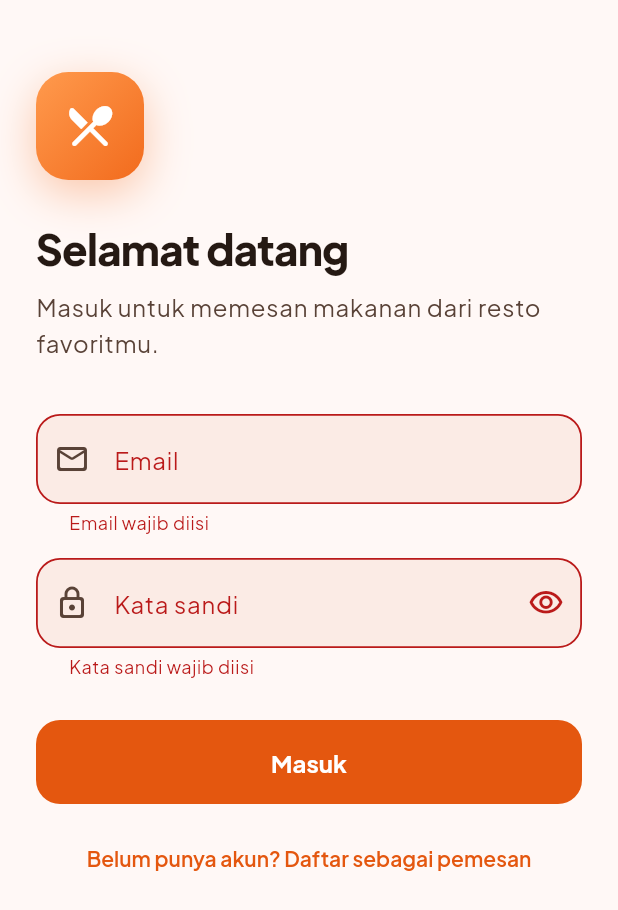
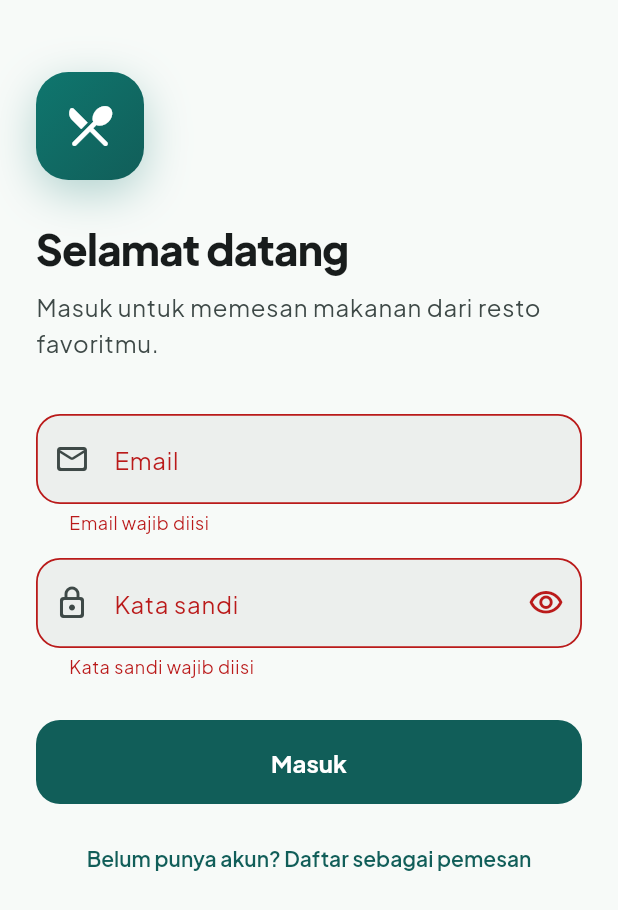
Before and after one commit to adnanardiansyah/Project-Akhir, a Flutter app: the screen it shows after launch, after a tap on "Masuk", on a phone screen of 412 x 824 dp. Shown: the top 910 px of the screen. Run offline on Flutter 3.47's test engine with Material 3 defaults, Android fonts, the phone set to English and light mode, and no system bars; our stand-ins replace cloud_firestore, firebase_auth, firebase_core, geolocator; accounts and stored records are empty.

Commit message:
ui: refresh app palette with emerald tones

```diff
--- a/lib/theme/app_theme.dart
+++ b/lib/theme/app_theme.dart
@@ -1,14 +1,14 @@
 import 'package:flutter/material.dart';
 import 'package:flutter/services.dart';
 
-// Warna merek: oranye hangat yang identik dengan makanan
-const Color brandOrange = Color(0xFFF26B1D);
+// Warna merek: hijau-teal yang memberi kesan segar dan profesional.
+const Color brandGreen = Color(0xFF0F766E);
 
-// Hijau penanda berhasil dan lunas
-const Color successGreen = Color(0xFF1F9D55);
+// Hijau lebih gelap untuk tombol utama dan label merek.
+const Color brandGreenDeep = Color(0xFF115E59);
 
-// Oranye sedikit lebih pekat untuk tombol dan teks aksen di mode terang
-const Color brandOrangeDeep = Color(0xFFE4570F);
+// Hijau semantik untuk pembayaran berhasil.
+const Color successGreen = Color(0xFF16845B);
 
 // Jari-jari sudut standar untuk kartu dan kolom isian
 const double cardRadius = 20;
@@ -32,13 +32,13 @@ ThemeData buildDarkTheme() => _buildTheme(Brightness.dark);
 ThemeData _buildTheme(Brightness brightness) {
   final isLight = brightness == Brightness.light;
   final seeded = ColorScheme.fromSeed(
-    seedColor: brandOrange,
+    seedColor: brandGreen,
     brightness: brightness,
     dynamicSchemeVariant: DynamicSchemeVariant.fidelity,
   );
   // Mode terang: oranye cerah senada logo, tetap terbaca dengan teks putih tebal
   final primaryScheme = isLight
-      ? seeded.copyWith(primary: brandOrangeDeep, onPrimary: Colors.white)
+      ? seeded.copyWith(primary: brandGreenDeep, onPrimary: Colors.white)
       : seeded;
   // Tombol tonal dan chip memakai oranye tipis di atas latar, senada dengan aksen
   final scheme = primaryScheme.copyWith(
--- a/lib/widgets/brand_mark.dart
+++ b/lib/widgets/brand_mark.dart
@@ -15,14 +15,14 @@ class BrandMark extends StatelessWidget {
       height: size,
       decoration: BoxDecoration(
         gradient: const LinearGradient(
-          colors: [Color(0xFFFF9A4D), brandOrange],
+          colors: [brandGreen, brandGreenDeep],
           begin: Alignment.topLeft,
           end: Alignment.bottomRight,
         ),
         borderRadius: BorderRadius.circular(size * 0.3),
         boxShadow: [
           BoxShadow(
-            color: brandOrange.withValues(alpha: 0.35),
+            color: brandGreen.withValues(alpha: 0.3),
             blurRadius: size * 0.35,
             offset: Offset(0, size * 0.12),
           ),
--- a/lib/widgets/order_status_chip.dart
+++ b/lib/widgets/order_status_chip.dart
@@ -12,7 +12,7 @@ class OrderStatusChip extends StatelessWidget {
   // Warna khas tiap status
   Color _colorFor(ColorScheme scheme) => switch (status) {
     OrderStatus.pending => const Color(0xFFB45309),
-    OrderStatus.confirmed => const Color(0xFF2F7FE0),
+    OrderStatus.confirmed => brandGreen,
     OrderStatus.paid => successGreen,
     OrderStatus.cancelled => scheme.error,
   };
--- a/lib/widgets/welcome_banner.dart
+++ b/lib/widgets/welcome_banner.dart
@@ -28,7 +28,7 @@ class WelcomeBanner extends StatelessWidget {
         borderRadius: radius,
         boxShadow: [
           BoxShadow(
-            color: brandOrangeDeep.withValues(alpha: 0.16),
+            color: brandGreenDeep.withValues(alpha: 0.2),
             blurRadius: 24,
             offset: const Offset(0, 10),
           ),
@@ -39,7 +39,7 @@ class WelcomeBanner extends StatelessWidget {
         child: Container(
           decoration: const BoxDecoration(
             gradient: LinearGradient(
-              colors: [Color(0xFF9E3A0D), Color(0xFFB9440C)],
+              colors: [brandGreenDeep, brandGreen],
               begin: Alignment.topLeft,
               end: Alignment.bottomRight,
             ),
```
Also changed, not shown: lib/widgets/restaurant_avatar.dart (+4 -4 lines).
